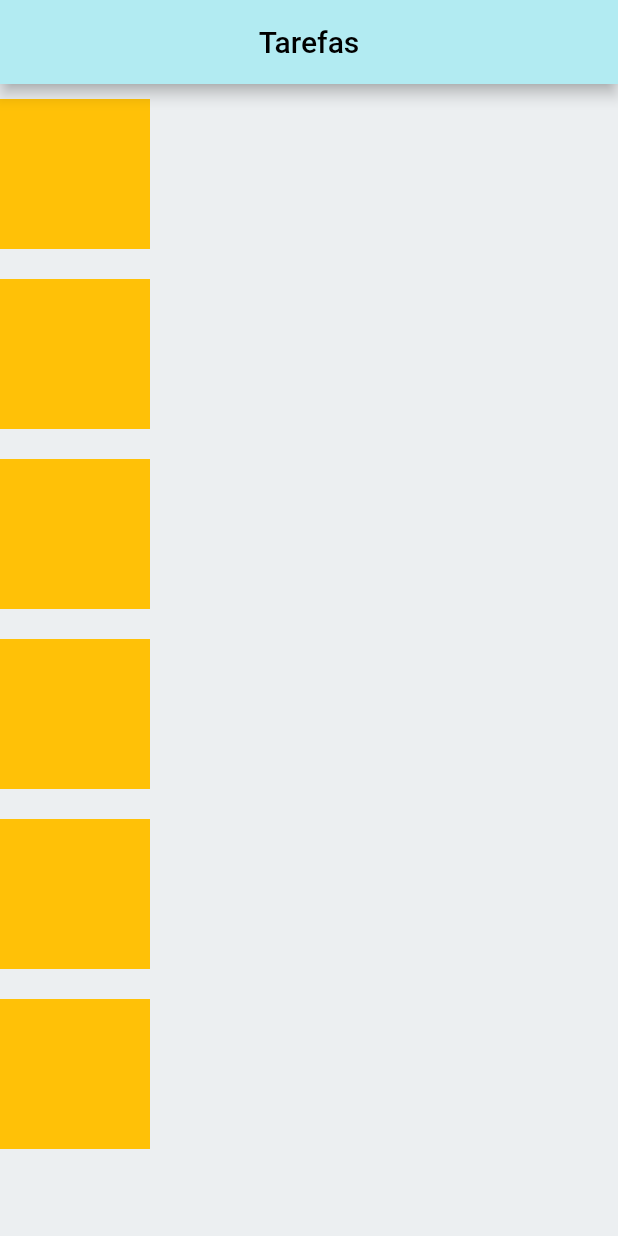
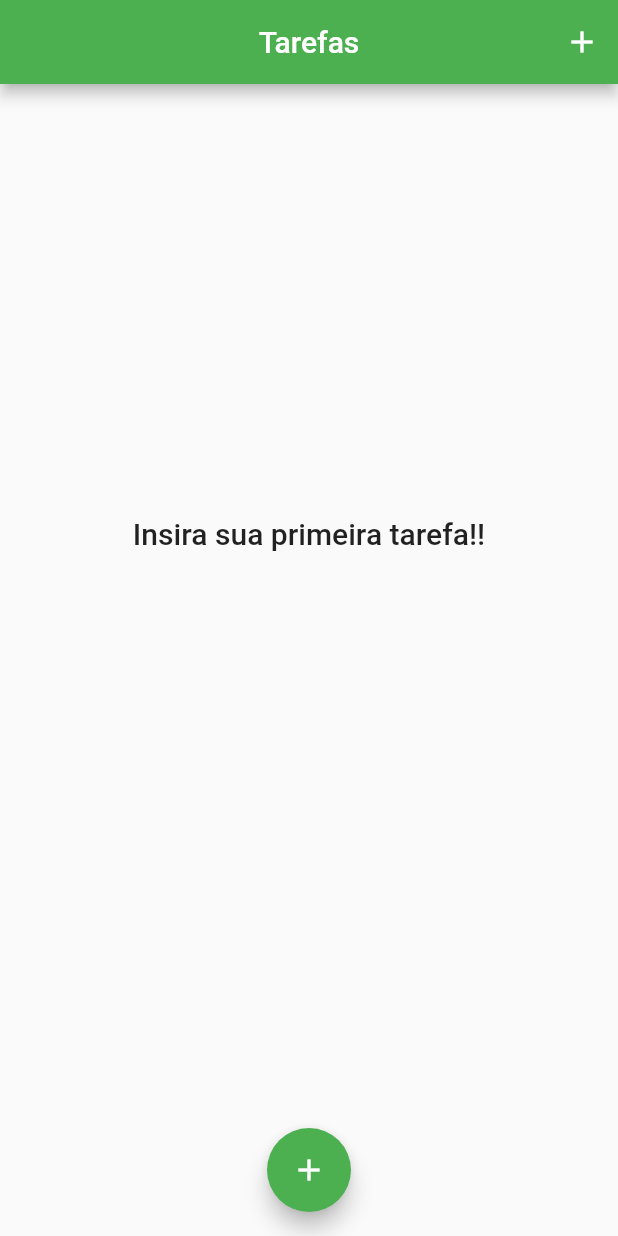
Before and after one commit to heloeng/Diario_De_Tarefas, a Flutter app: the screen it shows after launch, on a phone screen of 412 x 824 dp. Run offline on Flutter 3.47's test engine with Material 2 defaults, Android fonts, the phone set to English and light mode, and no system bars.

Commit message:
'listaDeTarefas'

```diff
--- /dev/null
+++ b/lib/components/transaction_list.dart
@@ -0,0 +1,81 @@
+// ignore_for_file: prefer_const_constructors
+
+import 'package:flutter/material.dart';
+import 'package:teste/model/transaction.dart';
+//importa o package que foi adicionado no pubspec intl: ^0.17.0
+import 'package:intl/intl.dart';
+
+class TransactionList extends StatelessWidget {
+  final List<Transaction> transactions;
+  //cria um construtor
+  TransactionList(this.transactions);
+
+  @override
+  Widget build(BuildContext context) {
+    return Container(
+      height: 600,
+
+      child: transactions.isEmpty
+          ? Center(
+              child: Column(
+                mainAxisAlignment: MainAxisAlignment.center,
+
+                // ignore: prefer_const_literals_to_create_immutables
+                children: [
+                  Text(
+                    "Insira sua primeira tarefa!!",
+                    style: Theme.of(context).textTheme.headline6,
+                  ),
+                ],
+              ),
+            )
+          : ListView.builder(
+
+              itemCount: transactions.length,
+
+              itemBuilder: (ctx, index) {
+                //pegando o index que foi passado
+
+                final tr = transactions[index];
+
+
+
+                return Card(
+                  elevation: 10,
+                  margin: EdgeInsets.symmetric(
+                    vertical: 15,
+                    horizontal: 10,
+                  ),
+                  child: ListTile(
+                    leading: CircleAvatar(
+                      radius: 30,
+                      child: Text(tr.icone),
+                    ),
+
+                    title: Text(
+                      tr.title,
+                      style: TextStyle(
+                        fontSize: 16,
+                        fontWeight: FontWeight.bold,
+                      ),
+                    ),
+
+                    trailing: Text(
+                      //foi inserido no pubspec essa dependência: ** intl: ^0.17.0 ** para usar o formato de data e hora
+                      DateFormat('d MMM').format(tr.date),
+
+                      style: TextStyle(
+                        fontSize: 16,
+                        fontWeight: FontWeight.bold,
+                      ),
+                    ),
+
+                    ////////////////FALTA A DESCRIÇÃO///////////////////////
+                    //////////////////////FALTA A HORA///////////////////////
+                  ),
+                );
+              },
+            ),
+    );
+  }
+}
--- a/lib/main.dart
+++ b/lib/main.dart
@@ -1,70 +1,89 @@
+// ignore_for_file: prefer_const_literals_to_create_immutables, prefer_const_constructors, use_key_in_widget_constructors, unused_element
+
 import 'package:flutter/material.dart';
+import 'dart:math';
+import 'package:teste/components/transaction_form.dart';
+import 'package:teste/components/transaction_list.dart';
+import 'package:teste/model/transaction.dart';
 
-void main() {
-  runApp(const MyApp());
+main() => runApp(ExpenseApp());
+
+class ExpenseApp extends StatelessWidget {
+  @override
+  Widget build(BuildContext context) {
+    return MaterialApp(
+      debugShowCheckedModeBanner: false,
+      theme: ThemeData(primarySwatch: Colors.green),
+      home: MyHomePage(),
+    );
+  }
 }
 
-class MyApp extends StatelessWidget {
-  const MyApp({Key? key}) : super(key: key);
+class MyHomePage extends StatefulWidget {
+  @override
+  State<MyHomePage> createState() => _MyHomePageState();
+}
+
+class _MyHomePageState extends State<MyHomePage> {
+//LISTA VAZIA
+  final List<Transaction> _transactions = [];
+
+//função
+  _addTransaction(String icone, String title, DateTime date) {
+    final newTransaction = Transaction(
+      id: Random().nextDouble().toString(),
+      icone: icone,
+      title: title,
+      date: date,
+    );
+
+    setState(
+      () {
+        _transactions.add(newTransaction);
+      },
+    );
+
+    //fechar o modal
+    //metodo estatico
+    Navigator.of(context).pop();
+  }
+
+  //função para abrir o modal
+  _opentransactionFormModal(BuildContext context) {
+    showModalBottomSheet(
+      context: context,
+      //chama  o transaction form
+      builder: (_) {
+        return TransactionForm(_addTransaction);
+      },
+    );
+  }
 
   @override
   Widget build(BuildContext context) {
-    return MaterialApp(
-
-      home: Scaffold(
-        backgroundColor: const Color(0xffeceff1),
+    return Scaffold(
       appBar: AppBar(
-          backgroundColor: Color(0xffb2ebf2),
-          title: const Center(
-            child: Text('Tarefas', style: TextStyle(color: Colors.black),),
+          //centraliza o texto no appBar
+          centerTitle: true,
+          title: Text('Tarefas'),
+          actions: [
+            IconButton(
+              icon: Icon(Icons.add),
+              onPressed: () => _opentransactionFormModal(context),
             ),
-        ),
+          ]),
       body: SingleChildScrollView(
-          child: SafeArea(
         child: Column(
           children: [
-                  Container(
-                  margin: const EdgeInsets.only(top: 10, bottom: 10),
-                  width: 100,
-                  height: 100,
-                  color: Colors.amber,
-                ),
-                  Container(
-                  margin: const EdgeInsets.only(top: 10, bottom: 10),
-                  width: 100,
-                  height: 100,
-                  color: Colors.amber,
-                ),
-                  Container(
-                  margin: const EdgeInsets.only(top: 10, bottom: 10),
-                  width: 100,
-                  height: 100,
-                  color: Colors.amber,
-                ),
-                  Container(
-                  margin: const EdgeInsets.only(top: 10, bottom: 10),
-                  width: 100,
-                  height: 100,
-
-                  color: Colors.amber,
-                ),
-                  Container(
-                  margin: const EdgeInsets.only(top: 10, bottom: 10),
-                  width: 100,
-                  height: 100,
-                  color: Colors.amber,
-                ),
-                  Container(
-                  margin: const EdgeInsets.only(top: 10, bottom: 10),
-                  width: 100,
-                  height: 100,
-                  color: Colors.amber,
-                ),
+            TransactionList(_transactions),
           ],
         ),
       ),
+      floatingActionButton: FloatingActionButton(
+        child: Icon(Icons.add),
+        onPressed: () => _opentransactionFormModal(context),
       ),
-      ),
+      floatingActionButtonLocation: FloatingActionButtonLocation.centerFloat,
     );
   }
 }
--- /dev/null
+++ b/lib/model/transaction.dart
@@ -0,0 +1,21 @@
+// classe que representa os dados da transação do objeto
+import 'package:flutter/material.dart';
+
+class Transaction {
+  //atributos do construtor da classe
+  final String id;
+  final String icone;
+  final String title;
+  final DateTime date;
+
+  ///falta a descrição
+  ///falta a hora
+  Transaction({
+    required this.id,
+    required this.icone,
+    required this.title,
+    required this.date,
+//falta a descrição
+//falta a hora
+  });
+}
--- a/pubspec.yaml
+++ b/pubspec.yaml
@@ -38,6 +38,8 @@ dependencies:
 dev_dependencies:
   flutter_test:
     sdk: flutter
+  intl: ^0.17.0
+
 
   # The "flutter_lints" package below contains a set of recommended lints to
   # encourage good coding practices. The lint set provided by the package is
```
Also changed, not shown: lib/components/transaction_form.dart (added, +125 -0 lines), pubspec.lock, 1 other file. Lines whose indentation alone changed are shown as unchanged.
